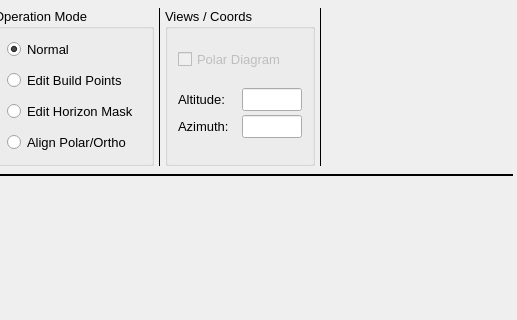
Above: mw4/gui/widgets/hemisphere.ui from mworion/MountWizzard4 before the change; both pictures show x 283 to 800 and y 0 to 320 of the 800 by 600 pixel window. Below: the same form after it.
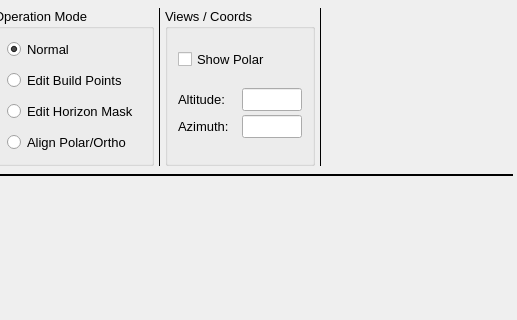
That is the form after the change.

Commit message: added toggle function for polar

What changed in the file:
```diff
--- a/mw4/gui/widgets/hemisphere.ui
+++ b/mw4/gui/widgets/hemisphere.ui
@@ -326,29 +326,8 @@
         </property>
         <item>
          <widget class="QCheckBox" name="showPolar">
-          <property name="enabled">
-           <bool>false</bool>
-          </property>
-          <property name="maximumSize">
-           <size>
-            <width>120</width>
-            <height>16777215</height>
-           </size>
-          </property>
-          <property name="font">
-           <font>
-            <family>Arial</family>
-            <pointsize>10</pointsize>
-           </font>
-          </property>
-          <property name="toolTip">
-           <string>Not implemented</string>
-          </property>
           <property name="text">
-           <string>Polar Diagram </string>
-          </property>
-          <property name="checkable">
-           <bool>false</bool>
+           <string>Show Polar</string>
           </property>
          </widget>
         </item>
```
The commit also changes 3 other files.
